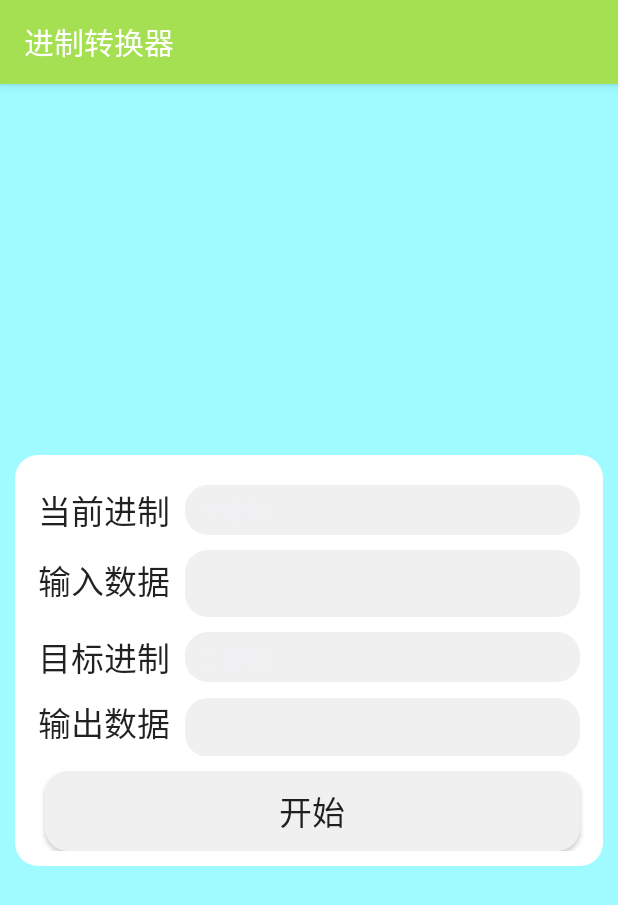
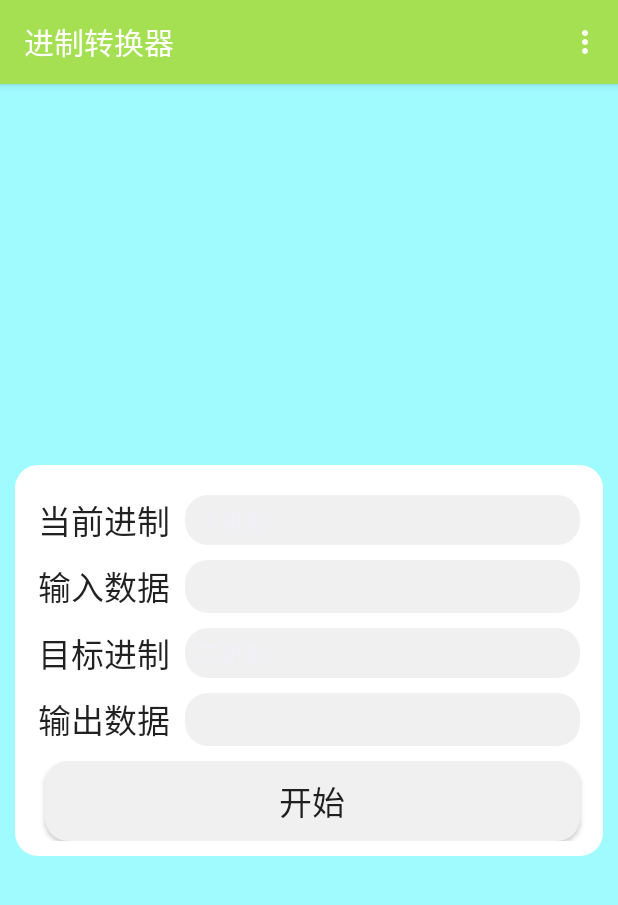
Before and after one commit to Fried-rice-in-Northeast-China/BinaryConversion, an Android app: the screen it shows after launch (MainActivity), on a phone screen of 412 x 824 dp. Shown: the top 905 px of the screen. Run offline under Robolectric (Android 15) with nearby library versions, the phone set to English and light mode, and no system bars.

Commit message:
ver 1.2.5

```diff
--- a/app/src/main/res/layout/activity_main.xml
+++ b/app/src/main/res/layout/activity_main.xml
@@ -26,6 +26,7 @@
         <LinearLayout
             android:layout_width="match_parent"
             android:layout_height="wrap_content"
+            android:layout_marginTop="10dp"
             android:backgroundTint="#FFFFFF"
             android:backgroundTintMode="add"
             android:orientation="horizontal">
@@ -34,7 +35,6 @@
                 android:layout_width="wrap_content"
                 android:layout_height="wrap_content"
                 android:layout_marginLeft="5dp"
-                android:layout_marginTop="10dp"
                 android:text="当前进制"
                 android:textAppearance="@style/TextAppearance.AppCompat.Large"
                 app:layout_constraintBottom_toBottomOf="parent"
@@ -47,7 +47,6 @@
                 android:layout_width="match_parent"
                 android:layout_height="match_parent"
                 android:layout_marginLeft="10dp"
-                android:layout_marginTop="10dp"
                 android:layout_marginRight="5dp"
                 android:background="@drawable/circle_shape"
                 android:backgroundTint="#F0F0F0"
@@ -58,6 +57,7 @@
         <LinearLayout
             android:layout_width="match_parent"
             android:layout_height="wrap_content"
+            android:layout_marginTop="10dp"
             android:backgroundTint="#FFFFFF"
             android:backgroundTintMode="add"
             android:orientation="horizontal">
@@ -66,8 +66,8 @@
                 android:layout_width="wrap_content"
                 android:layout_height="wrap_content"
                 android:layout_marginLeft="5dp"
-                android:layout_marginTop="10dp"
                 android:text="输入数据"
+                android:layout_gravity="center"
                 android:textAppearance="@style/TextAppearance.AppCompat.Large"
                 app:layout_constraintBottom_toBottomOf="parent"
                 app:layout_constraintLeft_toLeftOf="parent"
@@ -77,6 +77,7 @@
             <RelativeLayout
                 android:layout_width="match_parent"
                 android:layout_height="wrap_content"
+
                 android:backgroundTint="#FFFFFF"
                 android:backgroundTintMode="add">
 
@@ -84,13 +85,15 @@
                     android:id="@+id/inputNum"
                     android:layout_width="match_parent"
                     android:layout_height="wrap_content"
+                    android:padding="5dp"
+                    android:maxLength="22"
+                    android:digits="1234567890abcdefABCDEF"
                     android:layout_marginLeft="10dp"
-                    android:layout_marginTop="10dp"
                     android:layout_marginRight="5dp"
                     android:background="@drawable/circle_shape"
                     android:backgroundTint="#F0F0F0"
                     android:ems="10"
-                    android:singleLine="true" />
+                    android:singleLine="false" />
 
                 <ImageView
                     android:id="@+id/delete"
@@ -98,12 +101,12 @@
                     android:layout_height="wrap_content"
                     android:visibility="gone"
                     android:layout_alignParentRight="true"
-                    android:layout_marginTop="16dp"
-                    android:layout_marginRight="8dp"
+                    android:layout_marginRight="10dp"
+                    android:layout_centerInParent="true"
                     android:background="@drawable/circle_cancle"
-                    android:tint="#FFFFFF"
                     android:scaleX="0.6"
                     android:scaleY="0.6"
+                    android:tint="#FFFFFF"
                     app:srcCompat="@android:drawable/ic_delete" />
             </RelativeLayout>
 
@@ -112,6 +115,7 @@
         <LinearLayout
             android:layout_width="match_parent"
             android:layout_height="wrap_content"
+            android:layout_marginTop="10dp"
             android:backgroundTint="#FFFFFF"
             android:backgroundTintMode="add"
             android:orientation="horizontal">
@@ -120,7 +124,6 @@
                 android:layout_width="wrap_content"
                 android:layout_height="wrap_content"
                 android:layout_marginLeft="5dp"
-                android:layout_marginTop="10dp"
                 android:text="目标进制"
                 android:textAppearance="@style/TextAppearance.AppCompat.Large"
                 app:layout_constraintBottom_toBottomOf="parent"
@@ -133,7 +136,6 @@
                 android:layout_width="match_parent"
                 android:layout_height="match_parent"
                 android:layout_marginLeft="10dp"
-                android:layout_marginTop="10dp"
                 android:layout_marginRight="5dp"
                 android:background="@drawable/circle_shape"
                 android:backgroundTint="#F0F0F0"
@@ -144,6 +146,7 @@
         <LinearLayout
             android:layout_width="match_parent"
             android:layout_height="wrap_content"
+            android:layout_marginTop="10dp"
             android:backgroundTint="#FFFFFF"
             android:backgroundTintMode="add"
             android:orientation="horizontal">
@@ -152,8 +155,8 @@
                 android:layout_width="wrap_content"
                 android:layout_height="wrap_content"
                 android:layout_marginLeft="5dp"
-                android:layout_marginTop="10dp"
                 android:text="输出数据"
+                android:layout_gravity="center"
                 android:textAppearance="@style/TextAppearance.AppCompat.Large"
                 app:layout_constraintBottom_toBottomOf="parent"
                 app:layout_constraintLeft_toLeftOf="parent"
@@ -165,10 +168,11 @@
                 android:layout_width="match_parent"
                 android:layout_height="wrap_content"
                 android:layout_marginLeft="10dp"
-                android:layout_marginTop="10dp"
                 android:layout_marginRight="5dp"
+                android:padding="5dp"
                 android:background="@drawable/circle_shape"
                 android:backgroundTint="#F0F0F0"
+                android:textAppearance="@style/TextAppearance.AppCompat.Medium"
                 android:ems="10" />
         </LinearLayout>
 
--- /dev/null
+++ b/app/src/main/res/menu/menu_main.xml
@@ -0,0 +1,16 @@
+<?xml version="1.0" encoding="utf-8"?>
+<menu xmlns:android="http://schemas.android.com/apk/res/android"
+    xmlns:app="http://schemas.android.com/apk/res-auto"
+    xmlns:tools="http://schemas.android.com/tools"
+    tools:context="com.example.ziyi.vocabularybook.MainActivity">
+
+    <item
+        android:id="@+id/history"
+        android:title="历史记录"/>
+
+    <item
+        android:id="@+id/exit"
+        android:title="退出"
+        app:showAsAction="never"></item>
+
+</menu>
```
Also changed, not shown: app/src/main/java/com/example/binaryconversion/Calculate.java (+22 -38 lines), app/src/main/java/com/example/binaryconversion/MainActivity.java (+45 -6 lines), app/src/main/res/layout/exit.xml (added, +26 -0 lines), app/src/main/res/menu/menu_concent.xml (added, +12 -0 lines), 1 other file.
